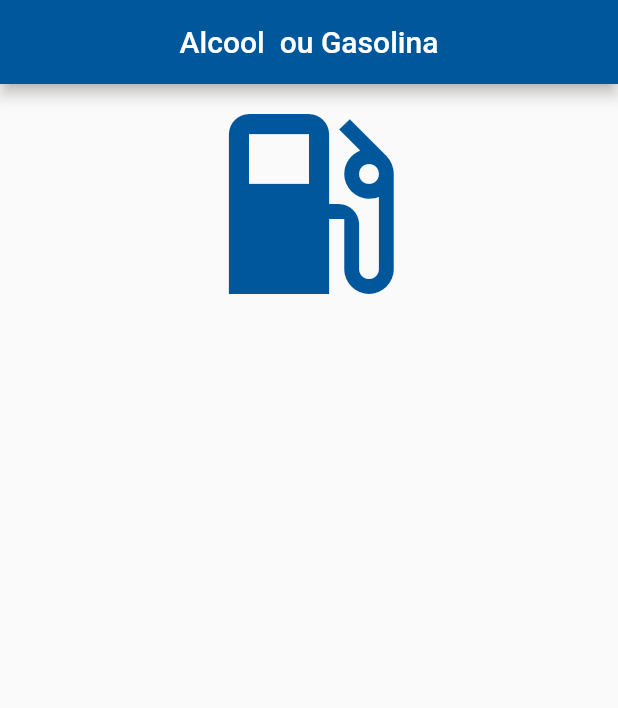
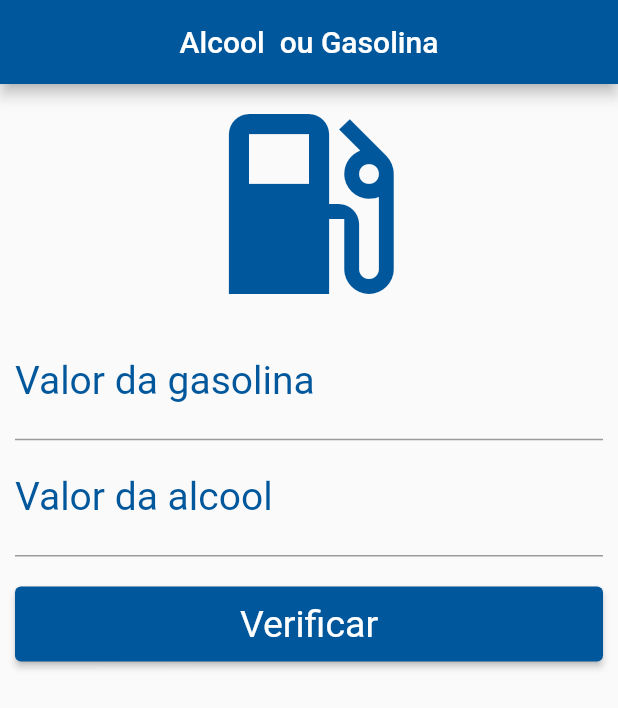
Before and after one commit to bryan-matheus/flutter_gas, a Flutter app: the screen it shows after launch, on a phone screen of 412 x 824 dp. Shown: the top 708 px of the screen. Run offline on Flutter 3.47's test engine with Material 2 defaults, Android fonts, the phone set to English and light mode, and no system bars.

Commit message:
:sparkles: Added inputs and button

```diff
--- a/lib/main.dart
+++ b/lib/main.dart
@@ -1,3 +1,5 @@
+import 'dart:ui';
+
 import 'package:flutter/material.dart';
 
 void main() {
@@ -36,7 +38,49 @@ class _HomeState extends State<Home> {
                 Icons.local_gas_station,
                 size: 160.0,
                 color: Colors.lightBlue[900],
-              )
+              ),
+              TextFormField(
+                textAlign: TextAlign.center,
+                keyboardType: TextInputType.numberWithOptions(decimal: true),
+                style: TextStyle(color: Colors.lightBlue[900], fontSize: 26),
+                decoration: InputDecoration(
+                  labelText: "Valor da gasolina",
+                  labelStyle: TextStyle(
+                    color: Colors.lightBlue[900],
+                  ),
+                ),
+              ),
+              TextFormField(
+                textAlign: TextAlign.center,
+                keyboardType: TextInputType.numberWithOptions(decimal: true),
+                style: TextStyle(color: Colors.lightBlue[900], fontSize: 26),
+                decoration: InputDecoration(
+                  labelText: "Valor da alcool",
+                  labelStyle: TextStyle(
+                    color: Colors.lightBlue[900],
+                  ),
+                ),
+              ),
+              Padding(
+                padding: EdgeInsets.only(
+                  top: 20,
+                  bottom: 20,
+                ),
+                child: Container(
+                  height: 50,
+                  child: ElevatedButton(
+                    onPressed: () {},
+                    child: Text("Verificar"),
+                    style: ElevatedButton.styleFrom(
+                      primary: Colors.lightBlue[900],
+                      onPrimary: Colors.white,
+                      textStyle: TextStyle(
+                        fontSize: 25,
+                      ),
+                    ),
+                  ),
+                ),
+              ),
             ],
           ),
         ),
```
